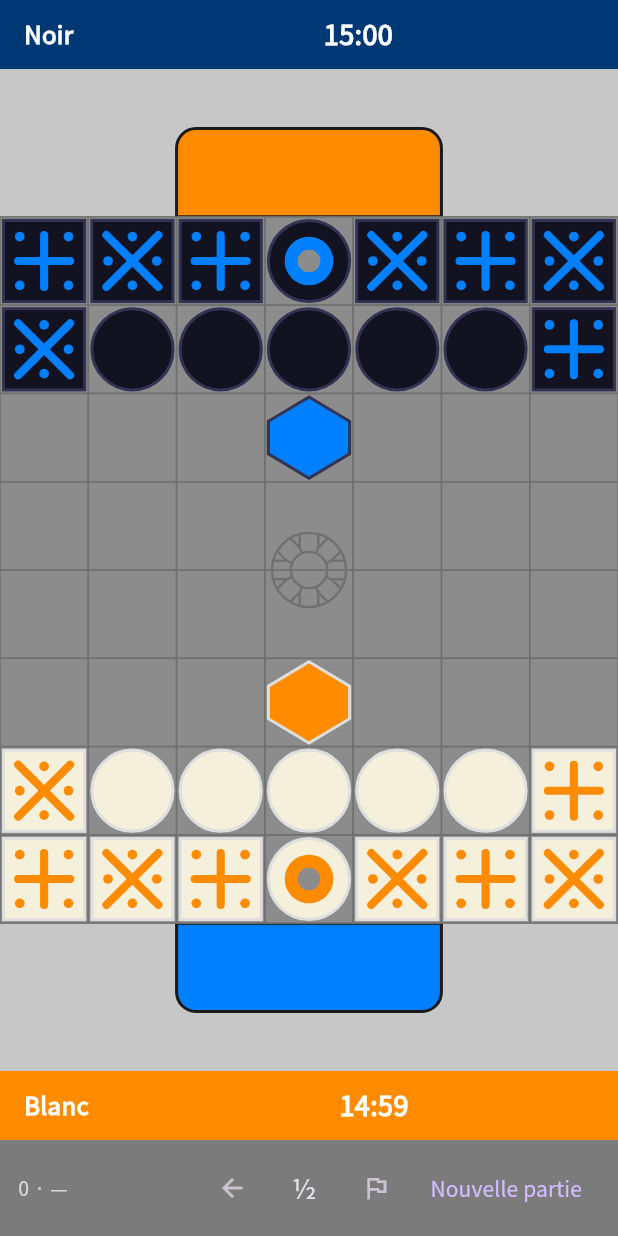
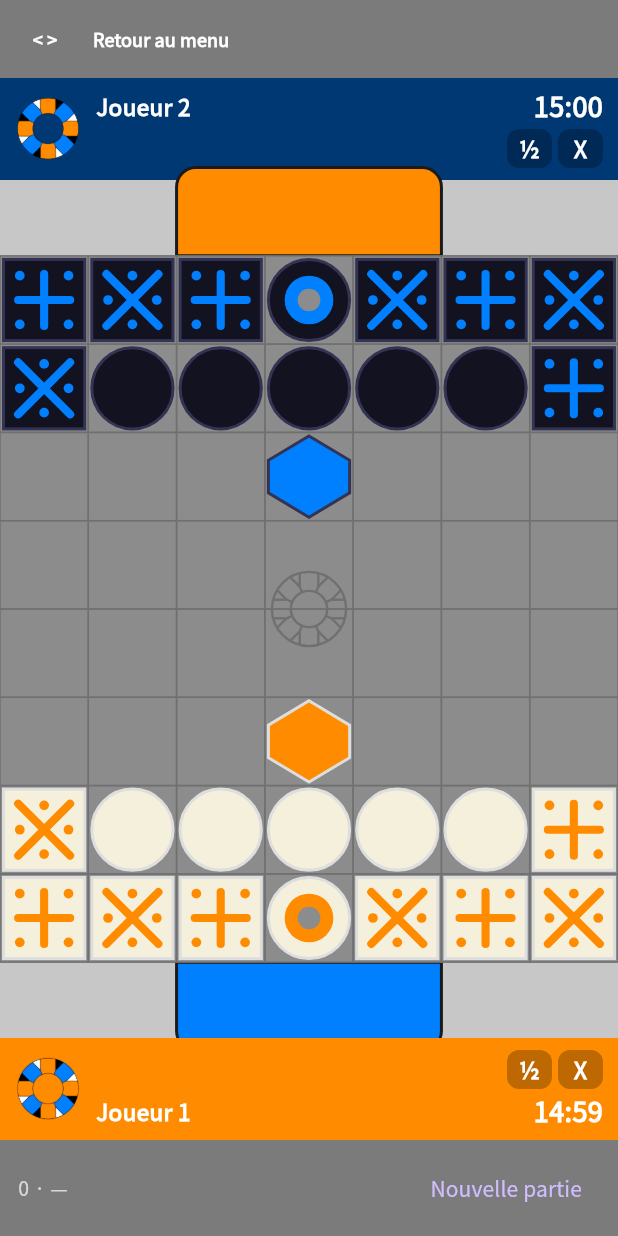
Before and after one commit to ninovieux-commits/La-Fuga, a Flutter app: the screen it shows after launch, after a tap on "Jouer en local", on a phone screen of 412 x 824 dp. Run offline on Flutter 3.47's test engine with Material 3 defaults, Android fonts, the phone set to English and light mode, and no system bars; our stand-ins replace audioplayers, shared_preferences, socket_io_client; accounts and stored records are empty.

Commit message:
L'écran de jeu, disposé comme celui de Kivy
Après le menu, l'écran de jeu. Il n'avait que deux bandeaux nom + chrono ;
il a maintenant ce que le tien affiche.

Les panneaux des joueurs portent l'avatar, le nom, le chrono, le score du
match, les pièces prises, et les trois gestes du côté : ↶ pour annuler le
coup en cours, ½ pour la nulle, X pour abandonner. Ils ne s'affichent que
du côté qui peut s'en servir — en local des deux côtés, contre Deep Grey
seulement du nôtre, et jamais en analyse. Le panneau du bas est le miroir
de celui du haut, comme en Kivy.

Les pièces prises se chevauchent à 70 % : de quoi en montrer beaucoup sans
cesser de les reconnaître. C'est le calcul de CapturesWidget.

La barre du haut retourne le plateau et ramène au menu, et bascule Deep
Grey entre réflexion rapide et profonde en cours de partie.

Le bandeau des coups, en bas, permet de REVOIR une position passée sans
quitter la partie : chaque tour est une touche, et les flèches vont d'un
coup à l'autre. Le plateau montre alors la position d'alors, et on ne peut
pas jouer tant qu'on regarde le passé — comme la garde viewing_idx de
Kivy. Les positions sont mémorisées à chaque coup.

463 tests au vert, dont six sur cette disposition.

Co-Authored-By: Claude Opus 5 <noreply@anthropic.com>
Claude-Session: https://claude.ai/code/session_01Q1cbn5Ugh29j9rELgAbhqR

```diff
--- a/lib/ui/screens/game_screen.dart
+++ b/lib/ui/screens/game_screen.dart
@@ -28,6 +28,7 @@ import '../../theme/themes.dart';
 import '../../state/ai_memory.dart';
 import '../../state/settings.dart';
 import '../widgets/game_board_view.dart';
+import '../widgets/player_panel.dart';
 
 class GameScreen extends StatefulWidget {
   const GameScreen({
@@ -119,6 +120,30 @@ class _GameScreenState extends State<GameScreen> {
 
   /// Qui tiendra les Blancs à la partie suivante, quand le match continue.
   String? _nextGameFor;
+
+  /// Positions traversées depuis le début de la partie. Sert à revoir les
+  /// coups passés sans quitter la partie, comme en Kivy.
+  final List<Board> _snapshots = [];
+
+  /// Coup regardé, ou `null` quand on est au présent.
+  int? _viewingIndex;
+
+  bool get _isViewing => _viewingIndex != null;
+
+  /// Le plateau montré : la position regardée, ou celle de la partie.
+  Board get _shownBoard =>
+      _isViewing ? _snapshots[_viewingIndex! + 1] : _game.board;
+
+  /// Mode profond de Deep Grey, basculable en cours de partie.
+  late bool _deepMode = widget.aiDeepMode;
+
+  /// Orientation choisie à la main par le bouton « < > », si elle l'a été.
+  bool? _flipOverride;
+
+  /// Orientation par défaut : les Blancs en bas, sauf si l'humain a les Noirs.
+  bool get _defaultFlip => _aiCamp != Camp.blanc;
+
+  bool get _flipped => _flipOverride ?? _defaultFlip;
   bool _thinking = false;
   int? _lastThinkMicros;
   String? _verdict;
@@ -135,6 +160,9 @@ class _GameScreenState extends State<GameScreen> {
       firstBlanc: _playerOf(Camp.blanc),
     );
     _game = _newGame();
+    _snapshots
+      ..clear()
+      ..add(_game.board.clone());
     _clock = GameClock(widget.analysis ? Cadence.zen : widget.cadence);
     if (_aiCamp != null) {
       _engine.start();
@@ -192,7 +220,8 @@ class _GameScreenState extends State<GameScreen> {
 
   bool get _isAiTurn => _aiCamp != null && _game.turn == _aiCamp;
 
-  bool get _canPlay => !_game.gameOver && !_thinking && !_isAiTurn;
+  bool get _canPlay =>
+      !_game.gameOver && !_thinking && !_isAiTurn && !_isViewing;
 
   void _onTapCell(Cell cell) {
     if (!_canPlay) return;
@@ -222,7 +251,14 @@ class _GameScreenState extends State<GameScreen> {
     _lastMoveCells = {
       for (final (_, from, to) in result.slides) ...[from, to],
     }..removeWhere((c) => !c.onBoard);
+    _snapshots.add(_game.board.clone());
   }
+
+  /// Revoir un coup passé. Le dernier coup, c'est le présent.
+  void _viewMove(int? index) => setState(() {
+    final wanted = index?.clamp(0, _game.history.length - 1);
+    _viewingIndex = wanted == _game.history.length - 1 ? null : wanted;
+  });
 
   Future<void> _playAi() async {
     final aiCamp = _aiCamp;
@@ -232,7 +268,7 @@ class _GameScreenState extends State<GameScreen> {
     final result = await _engine.think(
       board: _game.board,
       camp: aiCamp,
-      deepMode: widget.aiDeepMode,
+      deepMode: _deepMode,
       moveNumber: _game.history.length + 1,
       seenPositions: _aiPositionCounts,
       weights: _weights,
@@ -412,11 +448,19 @@ class _GameScreenState extends State<GameScreen> {
 
   void _restartState() {
     _game = _newGame();
+    _snapshots
+      ..clear()
+      ..add(_game.board.clone());
+    _viewingIndex = null;
     _clock.reset();
     _aiPositionCounts.clear();
     _consecutiveManeuvers = 0;
     _lastMoveCells = {};
     _game = _newGame();
+    _snapshots
+      ..clear()
+      ..add(_game.board.clone());
+    _viewingIndex = null;
     _clock.reset();
     _aiPositionCounts.clear();
     _consecutiveManeuvers = 0;
@@ -492,45 +536,180 @@ class _GameScreenState extends State<GameScreen> {
   Widget build(BuildContext context) {
     final axes = Settings.instance.themeAxes;
     final palette = paletteOf(widget.themeName);
-    // Les Blancs sont en bas, sauf si le joueur humain tient les Noirs.
-    final flipped = _aiCamp != Camp.blanc;
+    final flipped = _flipped;
+
+    final topCamp = flipped ? Camp.noir : Camp.blanc;
+    final bottomCamp = flipped ? Camp.blanc : Camp.noir;
 
     return Scaffold(
       backgroundColor: palette.menu,
       body: SafeArea(
         child: Column(
           children: [
-            _playerBanner(palette, flipped ? Camp.noir : Camp.blanc),
+            _topBar(palette),
+            _playerPanel(palette, topCamp, mirrored: false),
             Expanded(
               child: GameBoardView(
-                board: _game.board,
+                board: _shownBoard,
                 palette: palette,
                 flipped: flipped,
                 onTapCell: _onTapCell,
-                selected: _game.selected,
-                groupSelection: _game.groupSelection,
-                highlighted: _game.availablePushCells.toSet(),
-                lastMoveCells: _lastMoveCells,
+                selected: _isViewing ? null : _game.selected,
+                groupSelection: _isViewing ? const {} : _game.groupSelection,
+                highlighted: _isViewing
+                    ? const {}
+                    : _game.availablePushCells.toSet(),
+                lastMoveCells: _isViewing ? const {} : _lastMoveCells,
                 pieceTheme: axes.pieces,
                 boardTheme: axes.board,
               ),
             ),
-            _playerBanner(palette, flipped ? Camp.blanc : Camp.noir),
+            _playerPanel(palette, bottomCamp, mirrored: true),
             _actionBar(),
+            _historyStrip(palette),
           ],
         ),
       ),
     );
   }
 
-  Widget _playerBanner(ThemePalette palette, Camp camp) {
-    return PlayerBanner(
-      label: _aiCamp == camp ? 'Deep Grey' : _campLabel(camp),
+  /// Barre du haut : retourner le plateau, revenir au menu, et les touches
+  /// propres au mode en cours — portage de `top_bar`.
+  Widget _topBar(ThemePalette palette) => Container(
+    color: Colors.black38,
+    padding: const EdgeInsets.symmetric(horizontal: 6, vertical: 2),
+    child: Row(
+      children: [
+        _barButton('< >', T('Retourner le plateau'), () {
+          setState(() => _flipOverride = !(_flipOverride ?? _defaultFlip));
+        }),
+        _barButton(T('Retour au menu'), T('< Menu'), () {
+          Navigator.of(context).pop();
+        }, wide: true),
+        const Spacer(),
+        // Le mode de réflexion de Deep Grey se change en cours de partie.
+        if (_aiCamp != null)
+          _barButton(
+            _deepMode ? T('Profond') : T('Rapide'),
+            T('Deep Grey'),
+            () => setState(() => _deepMode = !_deepMode),
+            wide: true,
+          ),
+      ],
+    ),
+  );
+
+  Widget _barButton(
+    String label,
+    String tooltip,
+    VoidCallback onPressed, {
+    bool wide = false,
+  }) => Tooltip(
+    message: tooltip,
+    child: TextButton(
+      onPressed: onPressed,
+      style: TextButton.styleFrom(
+        minimumSize: Size(wide ? 0 : 36, 32),
+        padding: EdgeInsets.symmetric(horizontal: wide ? 8 : 4),
+        foregroundColor: Colors.white,
+      ),
+      child: Text(
+        label,
+        style: const TextStyle(fontSize: 12, fontWeight: FontWeight.bold),
+      ),
+    ),
+  );
+
+  /// Bandeau des coups : on peut revoir n'importe quelle position sans
+  /// quitter la partie — portage de `bot_bar` et de `viewing_idx`.
+  Widget _historyStrip(ThemePalette palette) {
+    final moves = _game.history;
+    if (moves.isEmpty) return const SizedBox.shrink();
+
+    final current = _viewingIndex ?? moves.length - 1;
+    final turns = <Widget>[];
+    for (var i = 0; i < moves.length; i += 2) {
+      final blanc = moves[i];
+      final noir = i + 1 < moves.length ? moves[i + 1] : null;
+      final active = current == i || current == i + 1;
+      turns.add(
+        TextButton(
+          onPressed: () => _viewMove(noir == null ? i : i + 1),
+          style: TextButton.styleFrom(
+            minimumSize: const Size(0, 32),
+            padding: const EdgeInsets.symmetric(horizontal: 6),
+            foregroundColor: active ? palette.clair : Colors.white70,
+          ),
+          child: Text(
+            '${i ~/ 2 + 1}.$blanc${noir == null ? '' : '/$noir'}',
+            style: TextStyle(
+              fontSize: 12,
+              fontWeight: active ? FontWeight.bold : FontWeight.normal,
+            ),
+          ),
+        ),
+      );
+    }
+
+    return Container(
+      height: 36,
+      color: Colors.black38,
+      child: Row(
+        children: [
+          IconButton(
+            icon: const Icon(Icons.chevron_left, size: 20),
+            color: Colors.white,
+            padding: EdgeInsets.zero,
+            constraints: const BoxConstraints(minWidth: 32),
+            onPressed: current <= 0 ? null : () => _viewMove(current - 1),
+          ),
+          Expanded(
+            child: ListView(
+              reverse: true,
+              scrollDirection: Axis.horizontal,
+              children: turns.reversed.toList(),
+            ),
+          ),
+          IconButton(
+            icon: const Icon(Icons.chevron_right, size: 20),
+            color: Colors.white,
+            padding: EdgeInsets.zero,
+            constraints: const BoxConstraints(minWidth: 32),
+            onPressed: !_isViewing ? null : () => _viewMove(current + 1),
+          ),
+        ],
+      ),
+    );
+  }
+
+  /// Panneau d'un joueur. Les trois gestes (↶ ½ X) ne s'affichent que du
+  /// côté qui peut s'en servir, comme en Kivy : pas de nulle contre Deep
+  /// Grey, et rien de tout cela en analyse ni en regardant le passé.
+  Widget _playerPanel(
+    ThemePalette palette,
+    Camp camp, {
+    required bool mirrored,
+  }) {
+    final isAi = _aiCamp == camp;
+    final mine = !isAi;
+    final canAct = mine && !widget.analysis && !_game.gameOver && !_isViewing;
+
+    return PlayerPanel(
+      name: isAi ? 'Deep Grey' : _playerOf(camp),
       clock: _clock.displayFor(camp),
       palette: palette,
       isWhite: camp == Camp.blanc,
       isTurn: _game.turn == camp && !_game.gameOver,
-      busy: _aiCamp == camp && _thinking,
+      captures: _game.captured[camp.opposite] ?? const [],
+      photo: isAi ? 'deepgrey' : (OnlineService.instance.session?.photo ?? ''),
+      score: widget.objectif == 'partie'
+          ? null
+          : '${_match.scores[_playerOf(camp)] ?? 0} / ${widget.objectif}',
+      busy: isAi && _thinking,
+      mirrored: mirrored,
+      onUndo: canAct && _game.canValidate ? _cancelMove : null,
+      onDraw: canAct && _aiCamp == null ? _agreeDraw : null,
+      onResign: canAct ? _abandon : null,
     );
   }
 
@@ -564,27 +743,8 @@ class _GameScreenState extends State<GameScreen> {
               ),
             ),
           ),
-          IconButton(
-            icon: const Icon(Icons.arrow_back, size: 20),
-            tooltip: T('< Menu'),
-            onPressed: () => Navigator.of(context).pop(),
-          ),
-          // ½ et X : les gestes de Kivy, aux mêmes conditions — pas de nulle
-          // par accord contre Deep Grey, et rien de tout cela en analyse.
-          if (!widget.analysis && !_game.gameOver && _aiCamp == null)
-            IconButton(
-              icon: const Text('½', style: TextStyle(fontSize: 18)),
-              tooltip: T('Proposer nulle'),
-              onPressed: _agreeDraw,
-            ),
-          if (!widget.analysis && !_game.gameOver)
-            IconButton(
-              icon: const Icon(Icons.flag_outlined, size: 20),
-              tooltip: T('Abandonner'),
-              onPressed: _abandon,
-            ),
-          if (_game.canValidate)
-            TextButton(onPressed: _cancelMove, child: Text(T('Annuler'))),
+          // Les gestes du joueur (↶ ½ X) sont dans SON panneau, comme en
+          // Kivy ; le retour au menu est dans la barre du haut.
           if (next != null)
             TextButton(
               onPressed: () => _startNextGame(next),
--- /dev/null
+++ b/lib/ui/widgets/player_panel.dart
@@ -0,0 +1,223 @@
+/// Panneau d'un joueur — portage de `top_info` / `bot_info` (main.py).
+///
+/// Avatar, nom, chrono, score, pièces prises, et les trois gestes du côté :
+/// annuler le coup en cours (↶), proposer la nulle (½), abandonner (X).
+/// Le panneau du bas est le miroir de celui du haut, comme en Kivy.
+library;
+
+import 'dart:math' as math;
+
+import 'package:flutter/material.dart';
+
+import '../../engine/piece.dart';
+import '../../i18n/translations.dart';
+import '../../theme/themes.dart';
+import 'piece_painter.dart';
+import 'profile_photo.dart';
+
+/// Les pièces prises, dessinées en chevauchement — portage de
+/// `CapturesWidget`.
+class CapturesStrip extends StatelessWidget {
+  const CapturesStrip({super.key, required this.pieces, required this.palette});
+
+  final List<Piece> pieces;
+  final ThemePalette palette;
+
+  @override
+  Widget build(BuildContext context) => CustomPaint(
+    size: Size.infinite,
+    painter: _CapturesPainter(pieces, palette),
+  );
+}
+
+class _CapturesPainter extends CustomPainter {
+  const _CapturesPainter(this.pieces, this.palette);
+
+  final List<Piece> pieces;
+  final ThemePalette palette;
+
+  @override
+  void paint(Canvas canvas, Size size) {
+    if (pieces.isEmpty || size.width < 10 || size.height < 10) return;
+
+    // Chevauchement de 30 % : de quoi montrer beaucoup de prises dans peu de
+    // place, sans qu'on cesse de les reconnaître.
+    final each = pieces.length > 1
+        ? size.width / (1 + 0.7 * (pieces.length - 1))
+        : size.width;
+    final side = math.min(math.min(size.height - 2, each), 34.0);
+    final step = side * 0.7;
+    final top = (size.height - side) / 2;
+
+    for (var i = 0; i < pieces.length; i++) {
+      paintPiece(
+        canvas,
+        Rect.fromLTWH(i * step, top, side, side),
+        pieces[i],
+        palette,
+        outlineWidth: 1,
+      );
+    }
+  }
+
+  @override
+  bool shouldRepaint(_CapturesPainter old) =>
+      old.pieces.length != pieces.length || old.palette != palette;
+}
+
+/// Le panneau d'un joueur.
+class PlayerPanel extends StatelessWidget {
+  const PlayerPanel({
+    super.key,
+    required this.name,
+    required this.clock,
+    required this.palette,
+    required this.isWhite,
+    required this.isTurn,
+    required this.captures,
+    this.photo = '',
+    this.score,
+    this.subtitle,
+    this.busy = false,
+    this.mirrored = false,
+    this.onUndo,
+    this.onDraw,
+    this.onResign,
+  });
+
+  final String name;
+  final String clock;
+  final ThemePalette palette;
+  final bool isWhite;
+  final bool isTurn;
+
+  /// Pièces prises par ce joueur.
+  final List<Piece> captures;
+
+  final String photo;
+
+  /// Score du match, quand il y en a un (« 2 / 5 »).
+  final String? score;
+
+  /// Ligne d'état : Deep Grey réfléchit, adversaire déconnecté…
+  final String? subtitle;
+
+  final bool busy;
+
+  /// Le panneau du bas inverse ses deux rangées, comme en Kivy.
+  final bool mirrored;
+
+  /// Annuler le coup en cours. Absent = geste indisponible de ce côté.
+  final VoidCallback? onUndo;
+  final VoidCallback? onDraw;
+  final VoidCallback? onResign;
+
+  @override
+  Widget build(BuildContext context) {
+    final base = isWhite ? palette.clair : palette.fonce;
+    final dim = isWhite ? palette.clairDim : palette.fonceDim;
+
+    final rows = [_identity(base), SizedBox(height: 30, child: _actions())];
+
+    return Container(
+      width: double.infinity,
+      padding: const EdgeInsets.symmetric(horizontal: 10, vertical: 6),
+      color: isTurn ? base : dim,
+      child: Row(
+        children: [
+          ProfilePhoto(photo: photo, size: 44),
+          const SizedBox(width: 10),
+          Expanded(
+            child: Column(
+              mainAxisSize: MainAxisSize.min,
+              children: mirrored ? rows.reversed.toList() : rows,
+            ),
+          ),
+        ],
+      ),
+    );
+  }
+
+  Widget _identity(Color base) => Row(
+    children: [
+      Expanded(
+        child: Text(
+          subtitle == null ? name : '$name  ·  $subtitle',
+          maxLines: 1,
+          overflow: TextOverflow.ellipsis,
+          style: const TextStyle(
+            color: Colors.white,
+            fontSize: 15,
+            fontWeight: FontWeight.bold,
+          ),
+        ),
+      ),
+      if (busy)
+        const Padding(
+          padding: EdgeInsets.only(right: 8),
+          child: SizedBox(
+            width: 14,
+            height: 14,
+            child: CircularProgressIndicator(strokeWidth: 2),
+          ),
+        ),
+      Text(
+        clock,
+        style: const TextStyle(
+          color: Colors.white,
+          fontSize: 18,
+          fontWeight: FontWeight.bold,
+          fontFeatures: [FontFeature.tabularFigures()],
+        ),
+      ),
+      if (score != null) ...[
+        const SizedBox(width: 10),
+        Text(
+          score!,
+          style: const TextStyle(
+            color: Colors.white70,
+            fontSize: 14,
+            fontWeight: FontWeight.bold,
+          ),
+        ),
+      ],
+    ],
+  );
+
+  Widget _actions() => Row(
+    children: [
+      Expanded(
+        child: CapturesStrip(pieces: captures, palette: palette),
+      ),
+      if (onUndo != null) _button('↶', T('Annuler'), onUndo!),
+      if (onDraw != null) _button('½', T('Proposer nulle'), onDraw!),
+      if (onResign != null) _button('X', T('Abandonner'), onResign!),
+    ],
+  );
+
+  Widget _button(String label, String tooltip, VoidCallback onPressed) =>
+      Tooltip(
+        message: tooltip,
+        child: InkWell(
+          onTap: onPressed,
+          child: Container(
+            width: 30,
+            height: 26,
+            margin: const EdgeInsets.only(left: 4),
+            alignment: Alignment.center,
+            decoration: BoxDecoration(
+              color: Colors.black26,
+              borderRadius: BorderRadius.circular(8),
+            ),
+            child: Text(
+              label,
+              style: const TextStyle(
+                color: Colors.white,
+                fontSize: 15,
+                fontWeight: FontWeight.bold,
+              ),
+            ),
+          ),
+        ),
+      );
+}
```
Also changed, not shown: 3 other files.
